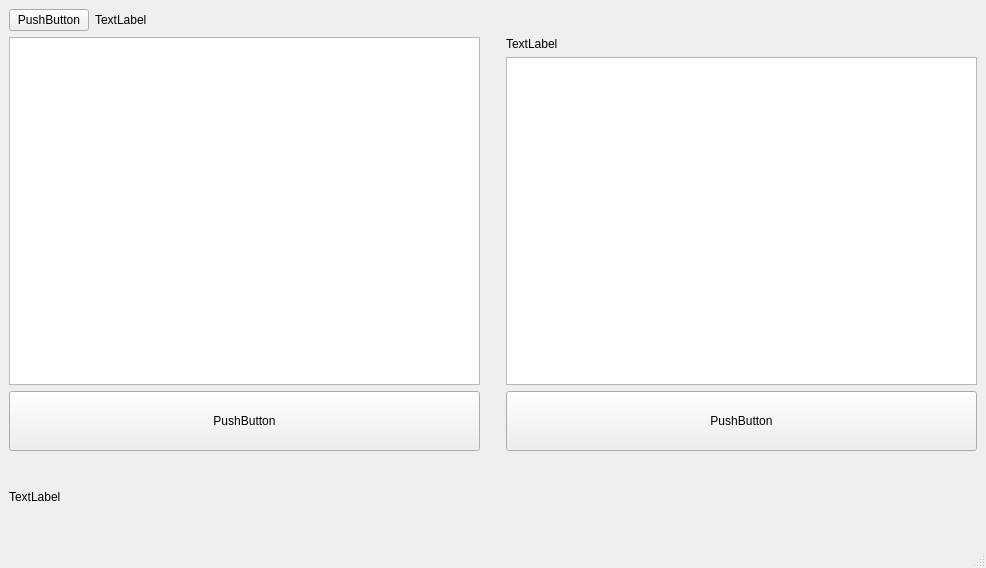
Before: the Qt Designer form mainwindow.ui in horvathzoltan/sdclone, drawn with Qt 5.
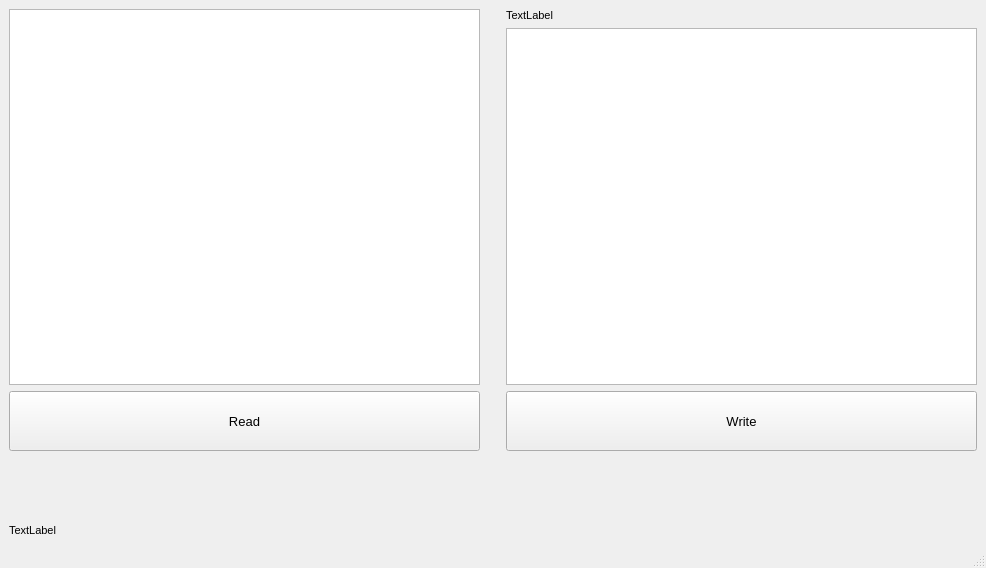
After: the same form once the commit is applied.

Diff of the .ui file:
```diff
--- a/mainwindow.ui
+++ b/mainwindow.ui
@@ -15,43 +15,18 @@
   </property>
   <widget class="QWidget" name="centralwidget">
    <layout class="QVBoxLayout" name="verticalLayout">
-    <item>
-     <layout class="QHBoxLayout" name="horizontalLayout">
-      <item>
-       <widget class="QPushButton" name="pushButton">
-        <property name="text">
-         <string>PushButton</string>
-        </property>
-       </widget>
-      </item>
-      <item>
-       <widget class="QLabel" name="label">
-        <property name="text">
-         <string>TextLabel</string>
-        </property>
-       </widget>
-      </item>
-      <item>
-       <spacer name="horizontalSpacer">
-        <property name="orientation">
-         <enum>Qt::Horizontal</enum>
-        </property>
-        <property name="sizeHint" stdset="0">
-         <size>
-          <width>40</width>
-          <height>20</height>
-         </size>
-        </property>
-       </spacer>
-      </item>
-     </layout>
-    </item>
     <item>
      <layout class="QHBoxLayout" name="horizontalLayout_2">
       <item>
        <layout class="QVBoxLayout" name="verticalLayout_2">
         <item>
-         <widget class="QListWidget" name="listWidget_devices"/>
+         <widget class="QListWidget" name="listWidget_devices">
+          <property name="font">
+           <font>
+            <pointsize>8</pointsize>
+           </font>
+          </property>
+         </widget>
         </item>
         <item>
          <widget class="QPushButton" name="pushButton_read">
@@ -61,8 +36,13 @@
             <height>60</height>
            </size>
           </property>
+          <property name="font">
+           <font>
+            <pointsize>10</pointsize>
+           </font>
+          </property>
           <property name="text">
-           <string>PushButton</string>
+           <string>Read</string>
           </property>
          </widget>
         </item>
@@ -85,13 +65,24 @@
        <layout class="QVBoxLayout" name="verticalLayout_3">
         <item>
          <widget class="QLabel" name="label_storage">
+          <property name="font">
+           <font>
+            <pointsize>8</pointsize>
+           </font>
+          </property>
           <property name="text">
            <string>TextLabel</string>
           </property>
          </widget>
         </item>
         <item>
-         <widget class="QListWidget" name="listWidget_images"/>
+         <widget class="QListWidget" name="listWidget_images">
+          <property name="font">
+           <font>
+            <pointsize>8</pointsize>
+           </font>
+          </property>
+         </widget>
         </item>
         <item>
          <widget class="QPushButton" name="pushButton_write">
@@ -101,8 +92,13 @@
             <height>60</height>
            </size>
           </property>
+          <property name="font">
+           <font>
+            <pointsize>10</pointsize>
+           </font>
+          </property>
           <property name="text">
-           <string>PushButton</string>
+           <string>Write</string>
           </property>
          </widget>
         </item>
@@ -112,15 +108,35 @@
     </item>
     <item>
      <widget class="QLabel" name="label_stateline">
+      <property name="sizePolicy">
+       <sizepolicy hsizetype="Preferred" vsizetype="Fixed">
+        <horstretch>0</horstretch>
+        <verstretch>0</verstretch>
+       </sizepolicy>
+      </property>
       <property name="minimumSize">
        <size>
         <width>0</width>
         <height>80</height>
        </size>
       </property>
+      <property name="maximumSize">
+       <size>
+        <width>16777215</width>
+        <height>80</height>
+       </size>
+      </property>
+      <property name="font">
+       <font>
+        <pointsize>8</pointsize>
+       </font>
+      </property>
       <property name="text">
        <string>TextLabel</string>
       </property>
+      <property name="alignment">
+       <set>Qt::AlignBottom|Qt::AlignLeading|Qt::AlignLeft</set>
+      </property>
      </widget>
     </item>
    </layout>
```
Left out of the diff: 9 changed lines with no effect on the pictures.
